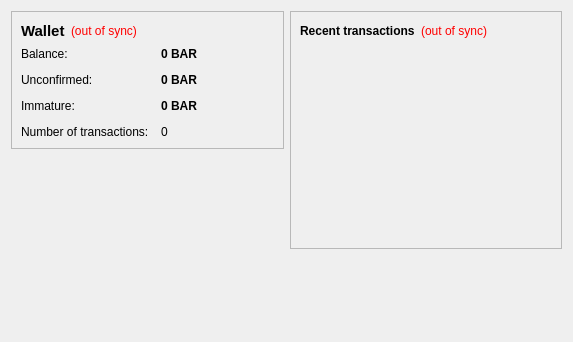
Before: the Qt Designer form src/qt/forms/overviewpage.ui in OrangeCoin/orangecoin, drawn with Qt 5.
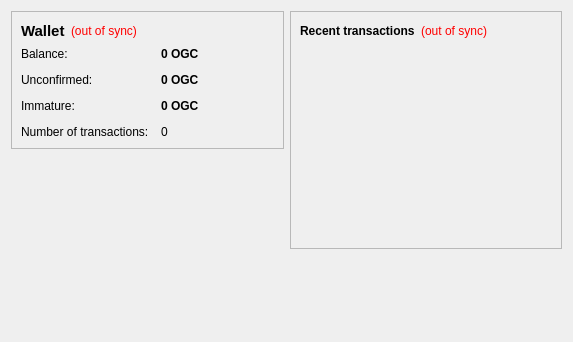
After: the same form once the commit is applied.

```diff
--- a/src/qt/forms/overviewpage.ui
+++ b/src/qt/forms/overviewpage.ui
@@ -105,7 +105,7 @@
              <string>Your current balance</string>
             </property>
             <property name="text">
-             <string notr="true">0 BAR</string>
+             <string notr="true">0 OGC</string>
             </property>
             <property name="textInteractionFlags">
              <set>Qt::LinksAccessibleByMouse|Qt::TextSelectableByKeyboard|Qt::TextSelectableByMouse</set>
@@ -134,7 +134,7 @@
              <string>Total of transactions that have yet to be confirmed, and do not yet count toward the current balance</string>
             </property>
             <property name="text">
-             <string notr="true">0 BAR</string>
+             <string notr="true">0 OGC</string>
             </property>
             <property name="textInteractionFlags">
              <set>Qt::LinksAccessibleByMouse|Qt::TextSelectableByKeyboard|Qt::TextSelectableByMouse</set>
@@ -177,7 +177,7 @@
              <string>Mined balance that has not yet matured</string>
             </property>
             <property name="text">
-             <string notr="true">0 BAR</string>
+             <string notr="true">0 OGC</string>
             </property>
             <property name="textInteractionFlags">
              <set>Qt::LinksAccessibleByMouse|Qt::TextSelectableByKeyboard|Qt::TextSelectableByMouse</set>
```
Left out of the diff: 4 changed lines with no effect on the pictures.
